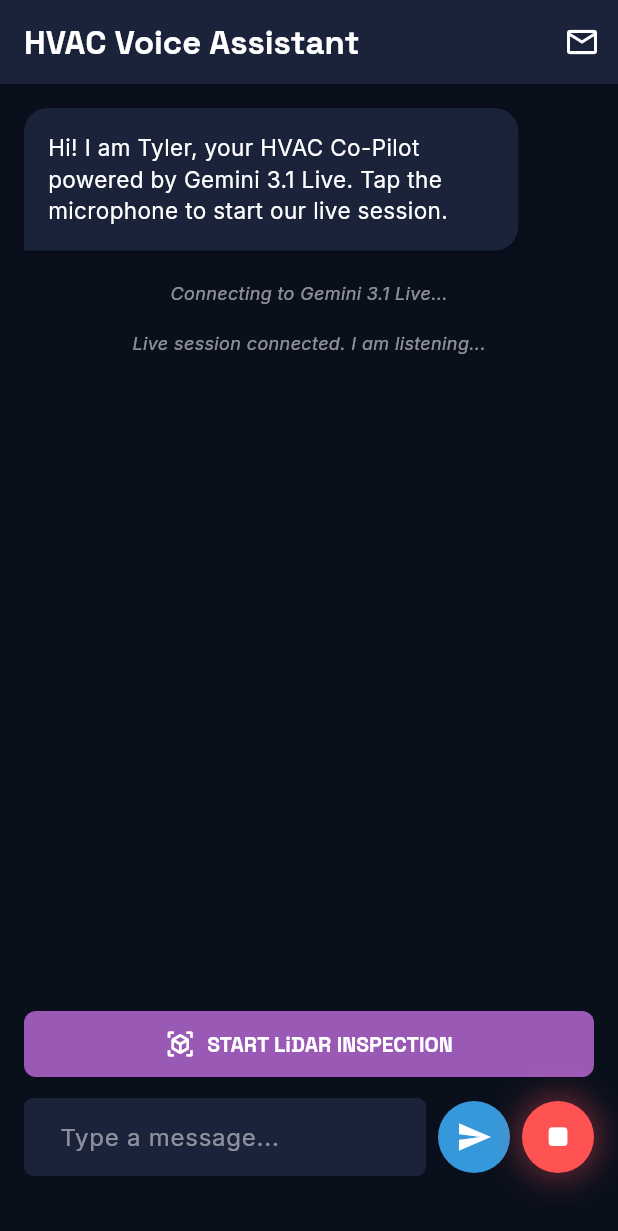
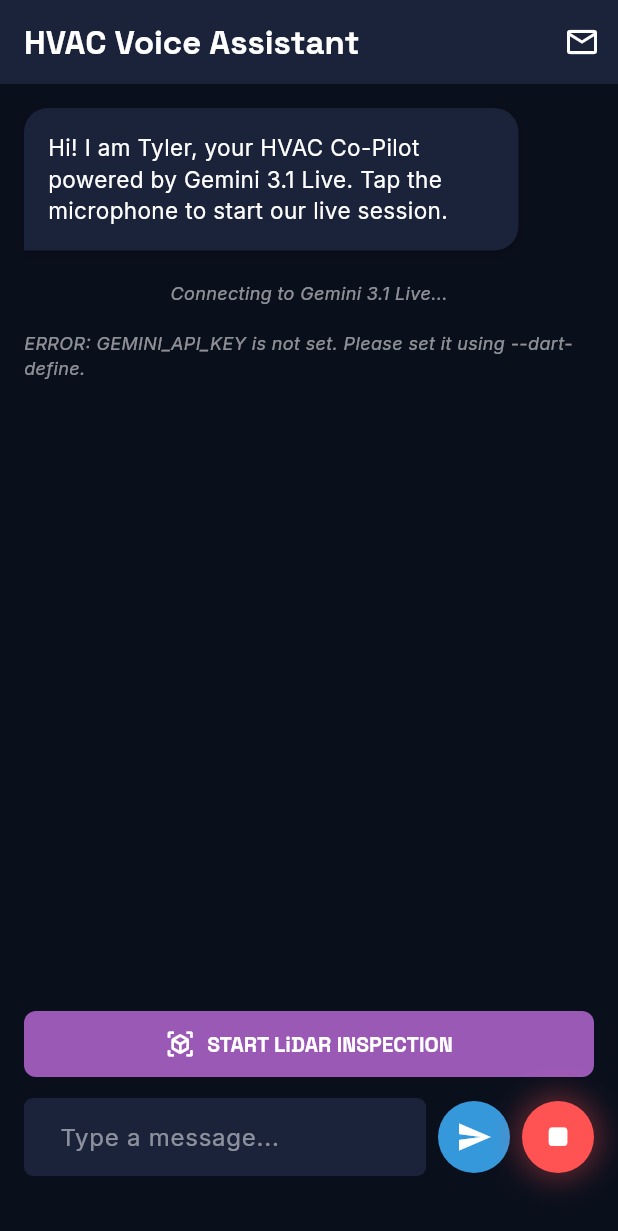
Before and after one commit to Ldogg1234/ir-hvac-intake-ai-app, a Flutter app: the VoiceAssistantScreen screen opened by its route, after a tap on the "mic" icon, on a phone screen of 412 x 824 dp. Shown: the top 1231 px of the screen. Run offline on Flutter 3.47's test engine with Material 3 defaults, Android fonts, the phone set to English and light mode, and no system bars; our stand-ins replace audioplayers, camera, cloud_firestore, cloud_functions, csv, file_picker and 16 more; missing offline and left inert: arkit_plugin, audio_session, dart:js_interop, fftea, record; accounts and stored records are empty.

Commit message:
chore: remove exposed Gemini API key to remediate GitGuardian alert

```diff
--- a/lib/screens/voice_assistant_screen.dart
+++ b/lib/screens/voice_assistant_screen.dart
@@ -152,8 +152,11 @@ class _VoiceAssistantScreenState extends State<VoiceAssistantScreen> with Single
 
       String apiKey = const String.fromEnvironment('GEMINI_API_KEY', defaultValue: '');
       if (apiKey.isEmpty) {
-        // Fallback to test key if not provided via environment
-        apiKey = 'AIzaSyAaGzFJa9x7j8btqmprXe4kbi2CWyYgo3A';
+        setState(() {
+          _messages.add({'role': 'system', 'text': 'ERROR: GEMINI_API_KEY is not set. Please set it using --dart-define.'});
+        });
+        _scrollToBottom();
+        return;
       }
 
       final bridgeUrl = 'wss://generativelanguage.googleapis.com/ws/google.ai.generativelanguage.v1alpha.GenerativeService.BidiGenerateContent?key=$apiKey';
```
